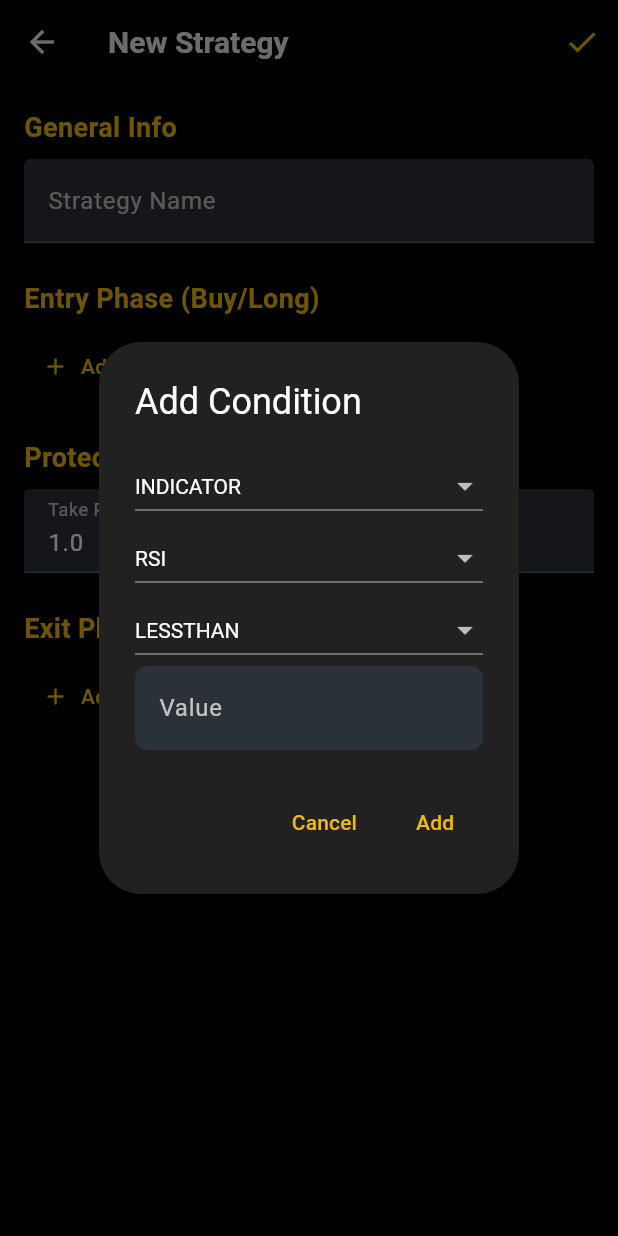
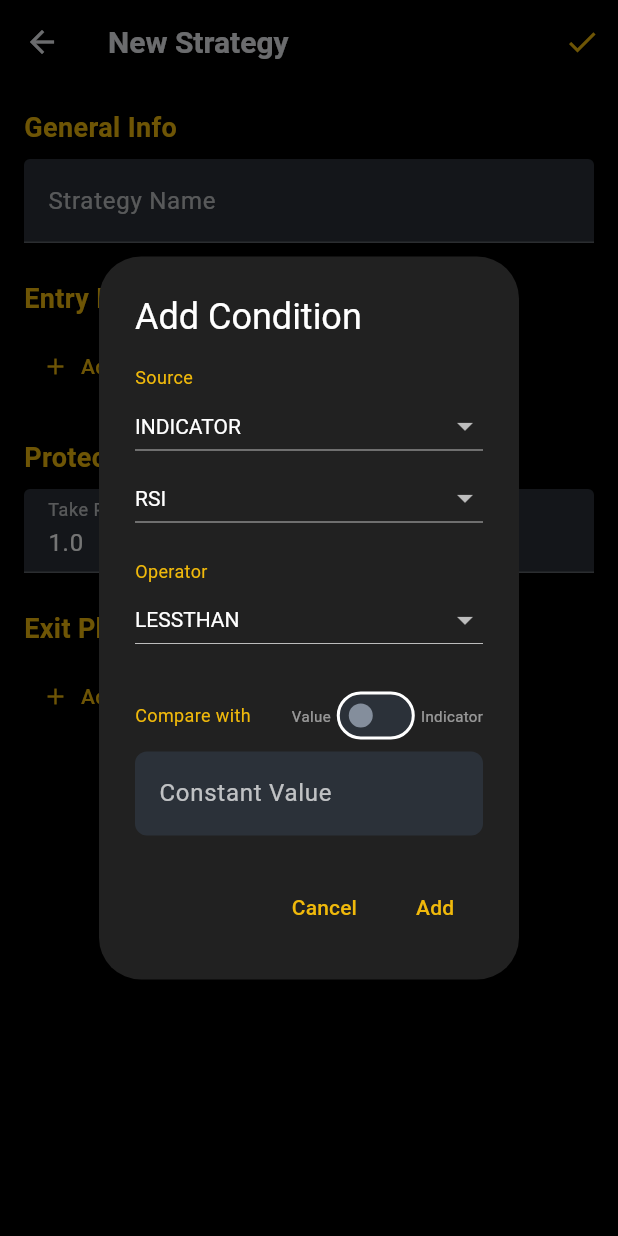
Before and after one commit to fshangala/tradetool, a Flutter app: the StrategyEditView screen opened directly, after a tap on "Add Condition", on a phone screen of 412 x 824 dp. Run offline on Flutter 3.47's test engine with Material 3 defaults, Android fonts, the phone set to English and light mode, and no system bars; our stand-ins replace logger, shared_preferences; missing offline and left inert: k_chart_plus; accounts and stored records are empty; network calls fail.

Commit message:
feat: add support for dynamic indicator comparisons in strategy conditions (e.g., Close > EMA25)

```diff
--- a/lib/models/strategy.dart
+++ b/lib/models/strategy.dart
@@ -14,6 +14,8 @@ class Condition {
   final List<dynamic>? params;
   final Operator op;
   final double value;
+  final ConditionType targetType;
+  final String? targetIndicatorName;
 
   Condition({
     required this.type,
@@ -21,6 +23,8 @@ class Condition {
     this.params,
     required this.op,
     required this.value,
+    this.targetType = ConditionType.price, // Default for backward compatibility
+    this.targetIndicatorName,
   });
 
   factory Condition.fromJson(Map<String, dynamic> json) {
@@ -30,6 +34,10 @@ class Condition {
       params: json['params'],
       op: Operator.values.firstWhere((e) => e.name == json['op']),
       value: (json['value'] as num).toDouble(),
+      targetType: json['targetType'] != null
+          ? ConditionType.values.firstWhere((e) => e.name == json['targetType'])
+          : ConditionType.price, // If null, assume it's comparing with 'value' which was old behavior
+      targetIndicatorName: json['targetIndicatorName'],
     );
   }
 
@@ -40,6 +48,8 @@ class Condition {
       'params': params,
       'op': op.name,
       'value': value,
+      'targetType': targetType.name,
+      'targetIndicatorName': targetIndicatorName,
     };
   }
 }
--- a/lib/views/strategy_edit_view.dart
+++ b/lib/views/strategy_edit_view.dart
@@ -206,11 +206,9 @@ class _StrategyEditViewState extends State<StrategyEditView> {
 
   String _conditionToString(Condition c) {
     final opStr = _opToSymbol(c.op);
-    if (c.type == ConditionType.price) {
-      return 'Price $opStr ${c.value}';
-    } else {
-      return '${c.indicatorName} $opStr ${c.value}';
-    }
+    String leftSide = c.type == ConditionType.price ? 'Price' : c.indicatorName!;
+    String rightSide = c.targetIndicatorName ?? c.value.toString();
+    return '$leftSide $opStr $rightSide';
   }
 
   String _opToSymbol(Operator op) {
@@ -227,6 +225,10 @@ class _StrategyEditViewState extends State<StrategyEditView> {
     ConditionType selectedType = ConditionType.indicator;
     String selectedIndicator = 'RSI';
     Operator selectedOp = Operator.lessThan;
+
+    // Comparison target state
+    bool isComparingWithIndicator = false;
+    String targetIndicator = 'EMA25';
     final valueController = TextEditingController();
 
     showDialog(
@@ -238,7 +240,9 @@ class _StrategyEditViewState extends State<StrategyEditView> {
           content: SingleChildScrollView(
             child: Column(
               mainAxisSize: MainAxisSize.min,
+              crossAxisAlignment: CrossAxisAlignment.start,
               children: [
+                const Text('Source', style: TextStyle(color: Color(0xFFF0B90B), fontSize: 12)),
                 DropdownButton<ConditionType>(
                   value: selectedType,
                   dropdownColor: Colors.grey[850],
@@ -260,6 +264,8 @@ class _StrategyEditViewState extends State<StrategyEditView> {
                     }).toList(),
                     onChanged: (val) => setDialogState(() => selectedIndicator = val!),
                   ),
+                const SizedBox(height: 16),
+                const Text('Operator', style: TextStyle(color: Color(0xFFF0B90B), fontSize: 12)),
                 DropdownButton<Operator>(
                   value: selectedOp,
                   dropdownColor: Colors.grey[850],
@@ -270,12 +276,43 @@ class _StrategyEditViewState extends State<StrategyEditView> {
                   }).toList(),
                   onChanged: (val) => setDialogState(() => selectedOp = val!),
                 ),
+                const SizedBox(height: 16),
+                Row(
+                  mainAxisAlignment: MainAxisAlignment.spaceBetween,
+                  children: [
+                    const Text('Compare with', style: TextStyle(color: Color(0xFFF0B90B), fontSize: 12)),
+                    Row(
+                      children: [
+                        const Text('Value', style: TextStyle(color: Colors.white54, fontSize: 10)),
+                        Switch(
+                          value: isComparingWithIndicator,
+                          activeThumbColor: const Color(0xFFF0B90B),
+                          activeTrackColor: const Color(0xFFF0B90B).withValues(alpha: 0.5),
+                          onChanged: (val) => setDialogState(() => isComparingWithIndicator = val),
+                        ),
+                        const Text('Indicator', style: TextStyle(color: Colors.white54, fontSize: 10)),
+                      ],
+                    ),
+                  ],
+                ),
+                if (isComparingWithIndicator)
+                  DropdownButton<String>(
+                    value: targetIndicator,
+                    dropdownColor: Colors.grey[850],
+                    isExpanded: true,
+                    style: const TextStyle(color: Colors.white),
+                    items: ['RSI', 'EMA7', 'EMA25', 'EMA99'].map((name) {
+                      return DropdownMenuItem(value: name, child: Text(name));
+                    }).toList(),
+                    onChanged: (val) => setDialogState(() => targetIndicator = val!),
+                  )
+                else
                   TextField(
                     controller: valueController,
                     keyboardType: const TextInputType.numberWithOptions(decimal: true),
                     style: const TextStyle(color: Colors.white),
                     decoration: const InputDecoration(
-                    labelText: 'Value',
+                      labelText: 'Constant Value',
                       labelStyle: TextStyle(color: Colors.white70),
                     ),
                   ),
@@ -289,8 +326,12 @@ class _StrategyEditViewState extends State<StrategyEditView> {
             ),
             TextButton(
               onPressed: () {
-                final value = double.tryParse(valueController.text);
-                if (value == null) return;
+                double value = 0;
+                if (!isComparingWithIndicator) {
+                  final parsed = double.tryParse(valueController.text);
+                  if (parsed == null) return;
+                  value = parsed;
+                }
 
                 setState(() {
                   conditions.add(Condition(
@@ -298,6 +339,8 @@ class _StrategyEditViewState extends State<StrategyEditView> {
                     indicatorName: selectedType == ConditionType.indicator ? selectedIndicator : null,
                     op: selectedOp,
                     value: value,
+                    targetType: isComparingWithIndicator ? ConditionType.indicator : ConditionType.price, // value is just a constant
+                    targetIndicatorName: isComparingWithIndicator ? targetIndicator : null,
                   ));
                 });
                 Navigator.pop(context);
```
Also changed, not shown: lib/viewmodels/dashboard_viewmodel.dart (+23 -11 lines), 2 other files. Lines whose indentation alone changed are shown as unchanged.
